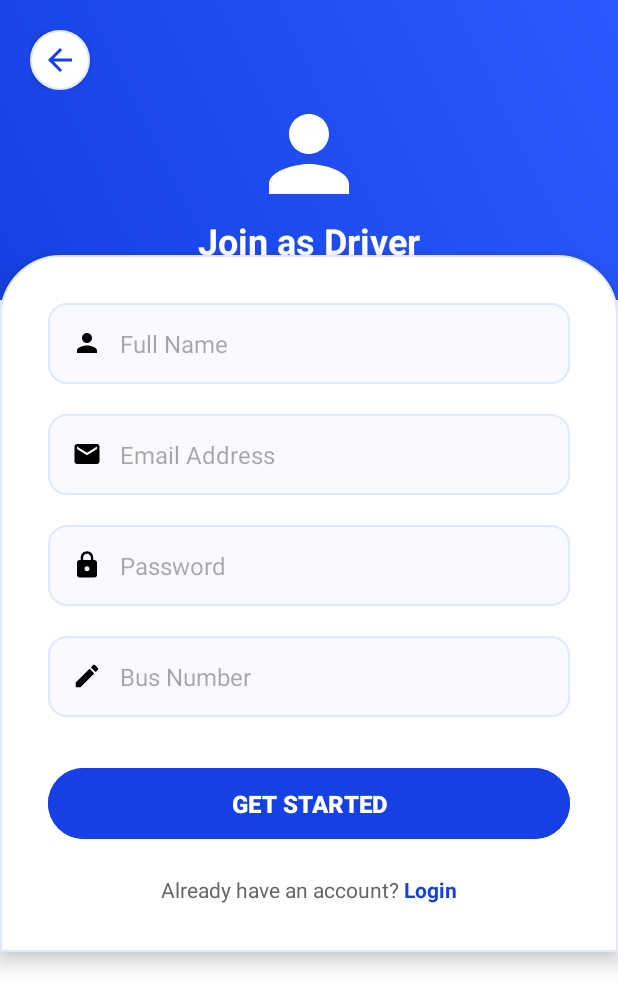
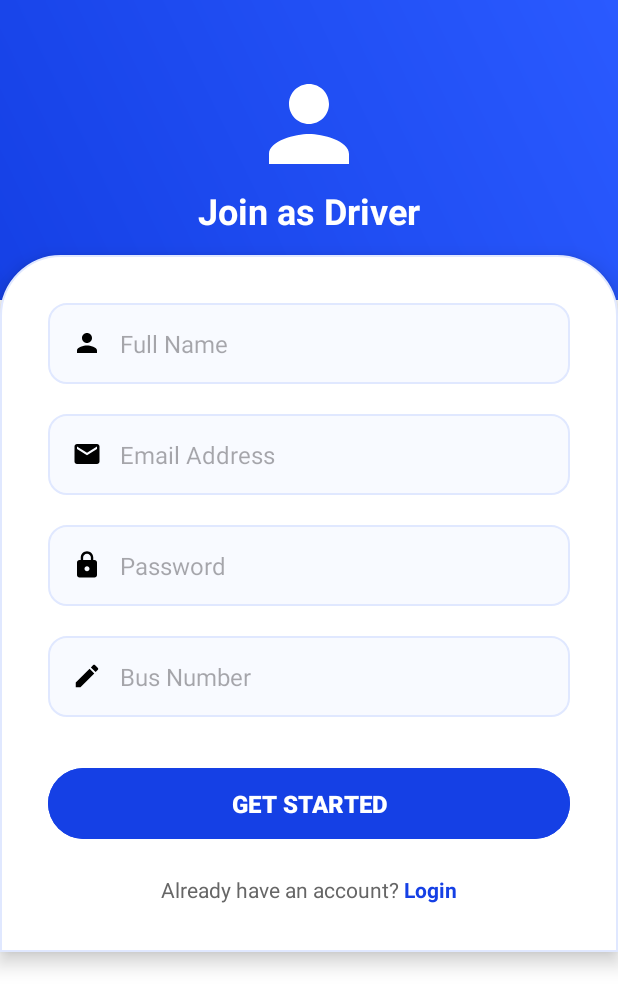
Before and after one commit to jags-web/EduWay, an Android app: the Driver screen opened directly, with no data from a screen before it, on a phone screen of 412 x 824 dp. Shown: the top 1008 px of the screen. Run offline under Robolectric (Android 15) with nearby library versions, the phone set to English and light mode, and no system bars.

Commit message:
Map layout

```diff
--- a/app/build.gradle.kts
+++ b/app/build.gradle.kts
@@ -5,6 +5,7 @@ plugins {
 
         // Add the Google services Gradle plugin
         id("com.google.gms.google-services")
+    alias(libs.plugins.google.android.libraries.mapsplatform.secrets.gradle.plugin)
 
 }
 
@@ -35,6 +36,9 @@ android {
         sourceCompatibility = JavaVersion.VERSION_11
         targetCompatibility = JavaVersion.VERSION_11
     }
+    buildFeatures {
+        viewBinding = true
+    }
 }
 
 dependencies {
@@ -43,6 +47,7 @@ dependencies {
     implementation(libs.material)
     implementation(libs.activity)
     implementation(libs.constraintlayout)
+    implementation(libs.play.services.maps)
     testImplementation(libs.junit)
     androidTestImplementation(libs.ext.junit)
     androidTestImplementation(libs.espresso.core)
--- a/app/src/main/java/com/example/eduway/Driver.java
+++ b/app/src/main/java/com/example/eduway/Driver.java
@@ -1,6 +1,9 @@
 package com.example.eduway;
 
+import android.content.Intent;
 import android.os.Bundle;
+import android.widget.Toast;
+
 import androidx.activity.EdgeToEdge;
 import androidx.appcompat.app.AppCompatActivity;
 import androidx.core.graphics.Insets;
@@ -20,5 +23,15 @@ public class Driver extends AppCompatActivity {
             v.setPadding(systemBars.left, systemBars.top, systemBars.right, systemBars.bottom);
             return insets;
         });
+        findViewById(R.id.txtLogin).setOnClickListener(v -> {
+            Toast.makeText(Driver.this, "Login Text Clicked", Toast.LENGTH_SHORT).show();
+            Intent intent = new Intent(Driver.this, Login.class);
+            startActivity(intent);
+        });
+        findViewById(R.id.btnRegister).setOnClickListener(v -> {
+            Toast.makeText(Driver.this, "Login Text Clicked", Toast.LENGTH_SHORT).show();
+            Intent intent = new Intent(Driver.this, MapsActivity.class);
+            startActivity(intent);
+        });
     }
 }
--- a/app/src/main/res/layout/activity_driver.xml
+++ b/app/src/main/res/layout/activity_driver.xml
@@ -18,18 +18,6 @@
             android:orientation="vertical"
             android:padding="20dp">
 
-            <!-- Back Button - Top Row -->
-            <LinearLayout
-                android:layout_width="match_parent"
-                android:layout_height="wrap_content">
-                <ImageButton
-                    android:id="@+id/btnBack"
-                    android:layout_width="40dp"
-                    android:layout_height="40dp"
-                    android:background="@drawable/circle_white_bg"
-                    android:src="@drawable/ic_back_blue"
-                    android:elevation="4dp" />
-            </LinearLayout>
 
             <!-- Center Content -->
             <LinearLayout
--- a/app/src/main/res/values/strings.xml
+++ b/app/src/main/res/values/strings.xml
@@ -1,3 +1,4 @@
 <resources>
     <string name="app_name">EduWay</string>
+    <string name="title_activity_maps">MapsActivity</string>
 </resources>
--- a/build.gradle.kts
+++ b/build.gradle.kts
@@ -4,5 +4,6 @@ plugins {
 
     // Add the dependency for the Google services Gradle plugin
     id("com.google.gms.google-services") version "4.4.4" apply false
+    alias(libs.plugins.google.android.libraries.mapsplatform.secrets.gradle.plugin) apply false
 
 }
--- a/gradle/libs.versions.toml
+++ b/gradle/libs.versions.toml
@@ -7,6 +7,8 @@ appcompat = "1.7.1"
 material = "1.13.0"
 activity = "1.10.1"
 constraintlayout = "2.2.1"
+googleAndroidLibrariesMapsplatformSecretsGradlePlugin = "2.0.1"
+playServicesMaps = "18.1.0"
 
 [libraries]
 junit = { group = "junit", name = "junit", version.ref = "junit" }
@@ -16,6 +18,8 @@ appcompat = { group = "androidx.appcompat", name = "appcompat", version.ref = "a
 material = { group = "com.google.android.material", name = "material", version.ref = "material" }
 activity = { group = "androidx.activity", name = "activity", version.ref = "activity" }
 constraintlayout = { group = "androidx.constraintlayout", name = "constraintlayout", version.ref = "constraintlayout" }
+play-services-maps = { group = "com.google.android.gms", name = "play-services-maps", version.ref = "playServicesMaps" }
 
 [plugins]
 android-application = { id = "com.android.application", version.ref = "agp" }
+google-android-libraries-mapsplatform-secrets-gradle-plugin = { id = "com.google.android.libraries.mapsplatform.secrets-gradle-plugin", version.ref = "googleAndroidLibrariesMapsplatformSecretsGradlePlugin" }
```
Also changed, not shown: app/src/main/AndroidManifest.xml (+21 -5 lines), app/src/main/java/com/example/eduway/Login.java (+7 -0 lines), app/src/main/java/com/example/eduway/User.java (+7 -0 lines), app/src/main/res/layout/activity_user.xml (+0 -11 lines).
